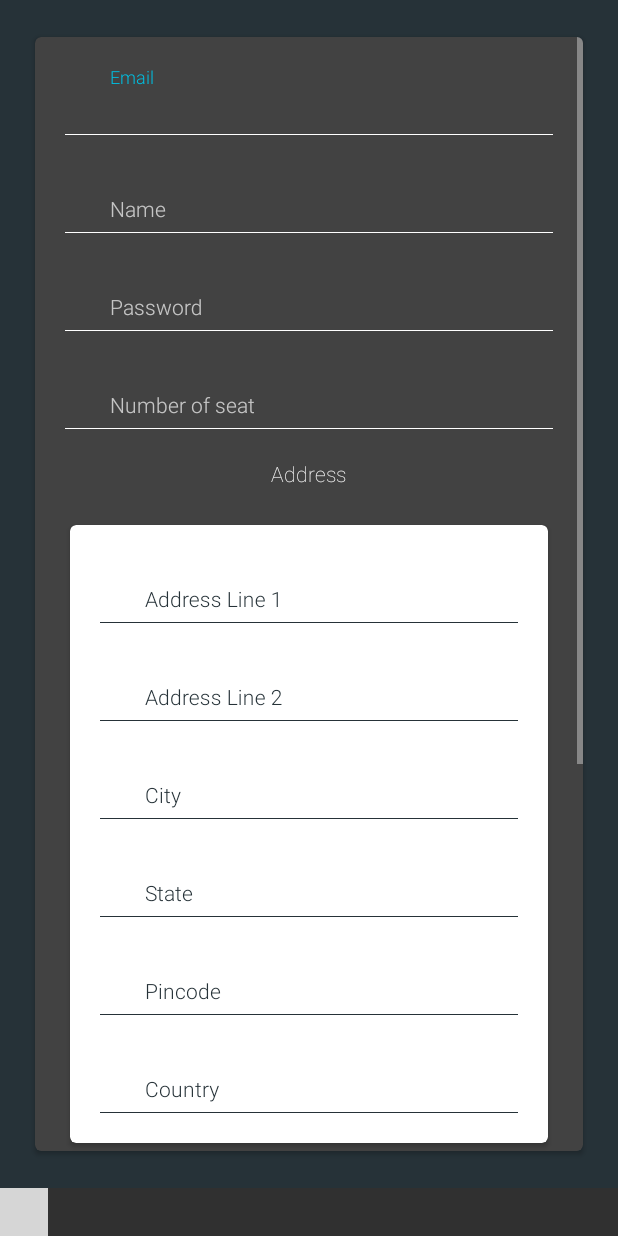
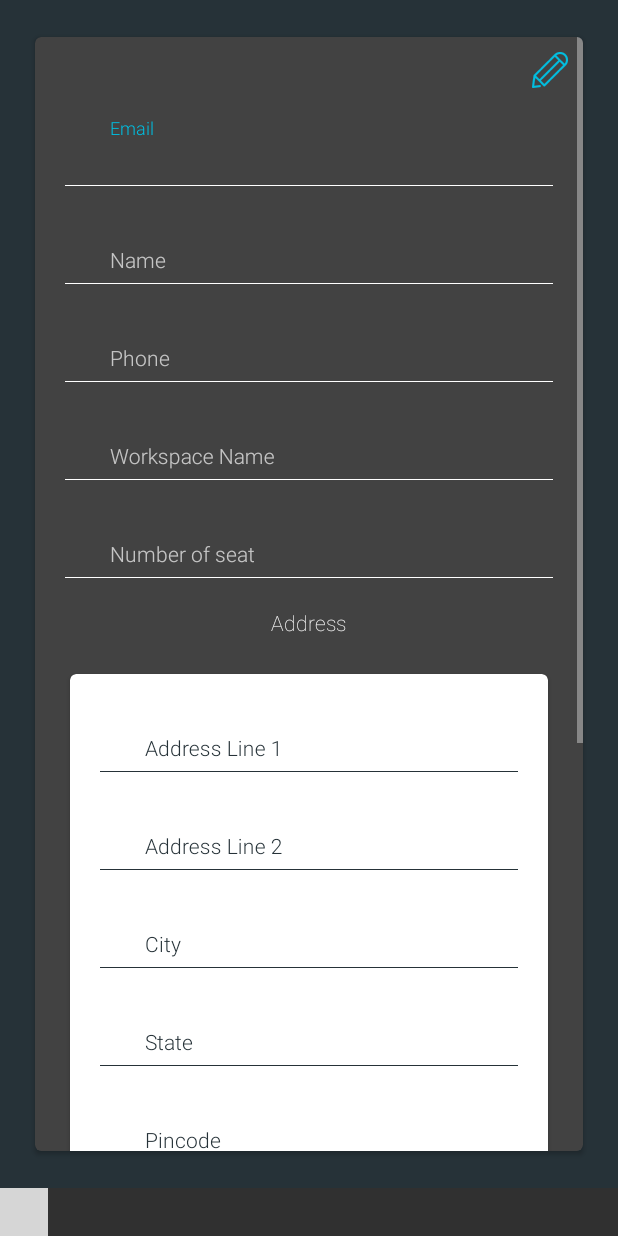
Before and after one commit to chauhanss/WorkAlley, an Android app: the HomeActivity screen opened directly, with no data from a screen before it, on a phone screen of 412 x 824 dp. Run offline under Robolectric (Android 15) with nearby library versions, the phone set to English and light mode, and no system bars; libraries missing offline, so code that uses them is left out: com.cleveroad.loopbar, com.github.nkzawa.emitter, com.github.nkzawa.socketio; plain views replace LoopBarView; 17 statements that could not run were skipped; grey boxes are pictures that could not be loaded.

Commit message:
kuch nahi kiya

```diff
--- a/app/build.gradle
+++ b/app/build.gradle
@@ -35,8 +35,6 @@ dependencies {
     compile 'com.android.support:cardview-v7:23.+'
     compile 'com.mcxiaoke.volley:library:1.0.19'
     compile 'org.greenrobot:eventbus:3.0.0'
-    compile ('io.socket:socket.io-client:0.7.0') {
-        // excluding org.json which is provided by Android
-        exclude group: 'org.json', module: 'json'
-    }
+    compile 'com.github.nkzawa:socket.io-client:0.3.0'
+
 }
--- a/app/src/main/java/raj/workalley/CobbocEvent.java
+++ b/app/src/main/java/raj/workalley/CobbocEvent.java
@@ -10,6 +10,7 @@ public class CobbocEvent {
     public static final int GET_HOST_DETAILS = 4;
     public static final int CREATE_WORKSPACE = 5;
     public static final int GET_ALL_WORKSPACES = 6;
+    public static final int REQUEST_SEAT = 7;
 
     private boolean STATUS;
 
--- a/app/src/main/java/raj/workalley/Constants.java
+++ b/app/src/main/java/raj/workalley/Constants.java
@@ -37,4 +37,8 @@ public class Constants {
 
     public static final String WORKSPACE_ID = "workspace_id";
     public static final String DATA = "data";
+    public static final String USER_ID = "user";
+
+    public static final String HOST_ID = "host";
+    public static final String SPACE = "space";
 }
--- a/app/src/main/java/raj/workalley/LoginActivity.java
+++ b/app/src/main/java/raj/workalley/LoginActivity.java
@@ -190,6 +190,8 @@ public class LoginActivity extends BaseActivity {
                             Intent intent = new Intent(LoginActivity.this, HostSignUpActivity.class);
                             startActivity(intent);
                         } else {
+                            WorkspaceList parsedResponse = (WorkspaceList) Session.getInstance(mContext).getParsedResponseFromGSON(jsonObject, Session.workAlleyModels.Workspaces);
+                            Session.getInstance(mContext).setWorkspaces(parsedResponse);
                             Intent intent = new Intent(LoginActivity.this, HomeActivity.class);
                             startActivity(intent);
                         }
--- a/app/src/main/java/raj/workalley/host/HomeActivity.java
+++ b/app/src/main/java/raj/workalley/host/HomeActivity.java
@@ -7,13 +7,21 @@ import android.support.v4.app.FragmentManager;
 import android.support.v4.app.FragmentStatePagerAdapter;
 import android.support.v4.view.ViewPager;
 import android.util.Log;
+import android.widget.Toast;
 
 import com.cleveroad.loopbar.adapter.ICategoryItem;
 import com.cleveroad.loopbar.adapter.SimpleCategoriesAdapter;
 import com.cleveroad.loopbar.widget.LoopBarView;
 import com.cleveroad.loopbar.widget.OnItemClickListener;
 import com.cleveroad.loopbar.widget.Orientation;
+import com.github.nkzawa.emitter.Emitter;
+import com.github.nkzawa.socketio.client.IO;
+import com.github.nkzawa.socketio.client.Socket;
 
+import org.json.JSONException;
+import org.json.JSONObject;
+
+import java.net.URISyntaxException;
 import java.util.ArrayList;
 import java.util.List;
 
@@ -34,6 +42,31 @@ public class HomeActivity extends BaseActivity implements OnItemClickListener {
     private SimpleFragmentStatePagerAdapter pagerAdapter;
 
     private ViewPager viewPager;
+
+    private Socket mSocket;
+
+    private Emitter.Listener onNewMessage = new Emitter.Listener() {
+        @Override
+        public void call(final Object... args) {
+            runOnUiThread(new Runnable() {
+                @Override
+                public void run() {
+                    JSONObject data = (JSONObject) args[0];
+                    String username;
+                    String message;
+                    try {
+                        username = data.getString("username");
+                        // message = data.getString("message");
+                    } catch (JSONException e) {
+                        return;
+                    }
+                    Toast.makeText(getApplicationContext(), "here", Toast.LENGTH_LONG).show();
+                    // ((TextView) findViewById(R.id.message_display)).setText(message);
+                }
+            });
+        }
+    };
+
 
     @Orientation
     private int orientation;
@@ -77,6 +110,19 @@ public class HomeActivity extends BaseActivity implements OnItemClickListener {
             }
         });
 
+        try {
+            mSocket = IO.socket("http://app.workalley.in");
+        } catch (URISyntaxException e) {
+        }
+        mSocket.on("BOOKING_REQUESTED", onNewMessage);
+        mSocket.on("BOOKING_ACCEPTED", onNewMessage);
+        mSocket.on("BOOKING_REJECTED", onNewMessage);
+        mSocket.on("BOOKING_CANCELED", onNewMessage);
+        mSocket.on("BOOKING_END_REQUESTED", onNewMessage);
+        mSocket.on("BOOKING_END_CONFIRMED", onNewMessage);
+        mSocket.on("CONNECTED", onNewMessage);
+        mSocket.on("AUTH", onNewMessage);
+        mSocket.connect();
 
     }
 
--- a/app/src/main/java/raj/workalley/host/settings/SettingFragment.java
+++ b/app/src/main/java/raj/workalley/host/settings/SettingFragment.java
@@ -6,6 +6,7 @@ import android.support.v4.app.Fragment;
 import android.view.LayoutInflater;
 import android.view.View;
 import android.view.ViewGroup;
+import android.widget.EditText;
 
 import raj.workalley.R;
 
@@ -24,6 +25,12 @@ public class SettingFragment extends Fragment {
     public View onCreateView(LayoutInflater inflater, @Nullable ViewGroup container, @Nullable Bundle savedInstanceState) {
         super.onCreateView(inflater, container, savedInstanceState);
         View v = inflater.inflate(R.layout.fragment_host_settings, null);
+        defineNonEditableViews();
         return v;
     }
+
+    private void defineNonEditableViews() {
+        EditText email,name,password,phone,workspaceName,numberOfSeat;
+
+    }
 }
--- a/app/src/main/java/raj/workalley/user/fresh/map/MapFragment.java
+++ b/app/src/main/java/raj/workalley/user/fresh/map/MapFragment.java
@@ -126,8 +126,8 @@ public class MapFragment extends BaseFragment implements OnMapReadyCallback, Loc
                      * get(0) field is longitude
                      * get(1) filed is latitude
                      */
-                    LatLng latLng = new LatLng(dummyLocationList().get(i).get(1), dummyLocationList().get(i).get(0));
-                    createMarker(dummyLocationList().get(i).get(0), dummyLocationList().get(i).get(1), workspace.getName(), workspace.getAddress().getState() + " " + workspace.getAddress().getCity(), workspace.get_id());
+                    LatLng latLng = new LatLng(workspaceAddress.getLoc().get(1), workspaceAddress.getLoc().get(0));
+                    createMarker(workspaceAddress.getLoc().get(1), workspaceAddress.getLoc().get(0), workspace.getName(), workspace.getAddress().getState() + " " + workspace.getAddress().getCity(), workspace.get_id());
                     i++;
                 }
             }
--- a/app/src/main/res/layout/activity_host_details.xml
+++ b/app/src/main/res/layout/activity_host_details.xml
@@ -308,7 +308,7 @@
             </android.support.v7.widget.CardView>
 
             <Button
-                android:id="@+id/book_seaat"
+                android:id="@+id/book_seat"
                 style="@style/ButtonStyle"
                 android:layout_width="match_parent"
                 android:layout_height="wrap_content"
--- a/app/src/main/res/layout/fragment_host_settings.xml
+++ b/app/src/main/res/layout/fragment_host_settings.xml
@@ -21,6 +21,14 @@
                 android:layout_width="match_parent"
                 android:layout_height="match_parent"
                 android:orientation="vertical">
+
+                <ImageView
+                    android:layout_width="wrap_content"
+                    android:layout_height="wrap_content"
+                    android:layout_gravity="right"
+                    android:layout_marginRight="@dimen/margin_10"
+                    android:layout_marginTop="@dimen/margin_10"
+                    android:src="@drawable/ic_edit" />
 
                 <android.support.design.widget.TextInputLayout
                     android:layout_width="match_parent"
@@ -60,11 +68,27 @@
                     android:layout_marginTop="@dimen/margin_20">
 
                     <EditText
-                        android:id="@+id/password"
+                        android:id="@+id/phone"
                         style="@style/FloatingEditText"
                         android:layout_width="match_parent"
                         android:layout_height="wrap_content"
-                        android:hint="@string/password"
+                        android:hint="@string/phone"
+                        android:inputType="textPassword" />
+                </android.support.design.widget.TextInputLayout>
+
+                <android.support.design.widget.TextInputLayout
+                    android:layout_width="match_parent"
+                    android:layout_height="wrap_content"
+                    android:layout_marginLeft="@dimen/margin_20"
+                    android:layout_marginRight="@dimen/margin_20"
+                    android:layout_marginTop="@dimen/margin_20">
+
+                    <EditText
+                        android:id="@+id/workspace_name"
+                        style="@style/FloatingEditText"
+                        android:layout_width="match_parent"
+                        android:layout_height="wrap_content"
+                        android:hint="@string/workspace_name"
                         android:inputType="textPassword" />
                 </android.support.design.widget.TextInputLayout>
 
@@ -82,7 +106,7 @@
                         android:layout_marginTop="@dimen/margin_20">
 
                         <EditText
-                            android:id="@+id/confirmPassword"
+                            android:id="@+id/number_of_seat"
                             style="@style/FloatingEditText"
                             android:layout_width="match_parent"
                             android:layout_height="wrap_content"
@@ -198,22 +222,6 @@
                                         android:layout_width="match_parent"
                                         android:layout_height="wrap_content"
                                         android:hint="@string/pincode" />
-                                </android.support.design.widget.TextInputLayout>
-
-                                <android.support.design.widget.TextInputLayout
-                                    android:layout_width="match_parent"
-                                    android:layout_height="wrap_content"
-                                    android:layout_marginLeft="@dimen/margin_20"
-                                    android:layout_marginRight="@dimen/margin_20"
-                                    android:layout_marginTop="@dimen/margin_20"
-                                    android:textColorHint="@color/colorPrimary">
-
-                                    <EditText
-                                        android:id="@+id/country"
-                                        style="@style/FloatingEditTextOppsite"
-                                        android:layout_width="match_parent"
-                                        android:layout_height="wrap_content"
-                                        android:hint="@string/country" />
                                 </android.support.design.widget.TextInputLayout>
                             </LinearLayout>
                         </android.support.v7.widget.CardView>
@@ -366,7 +374,7 @@
                     </LinearLayout>
 
                     <Button
-                        android:id="@+id/host_save"
+                        android:id="@+id/host_save_logout"
                         style="@style/ButtonStyle"
                         android:layout_width="match_parent"
                         android:layout_height="wrap_content"
```
Also changed, not shown: app/src/main/java/raj/workalley/Session.java (+39 -0 lines), app/src/main/java/raj/workalley/WorkspaceList.java (+5 -2 lines), app/src/main/java/raj/workalley/host/signup/HostSignUpActivity.java (+9 -1 lines), app/src/main/java/raj/workalley/socket/SocketAbstraction.java (added, +33 -0 lines), app/src/main/java/raj/workalley/socket/SocketService.java (added, +17 -0 lines), app/src/main/java/raj/workalley/user/fresh/host_details/HostDetailsActivity.java (+32 -1 lines), app/src/main/res/drawable-hdpi/ic_edit.png (added), app/src/main/res/drawable-mdpi/ic_edit.png (added), app/src/main/res/drawable-xhdpi/ic_edit.png (added), app/src/main/res/drawable-xxhdpi/ic_edit.png (added), app/src/main/res/drawable-xxxhdpi/ic_edit.png (added).
